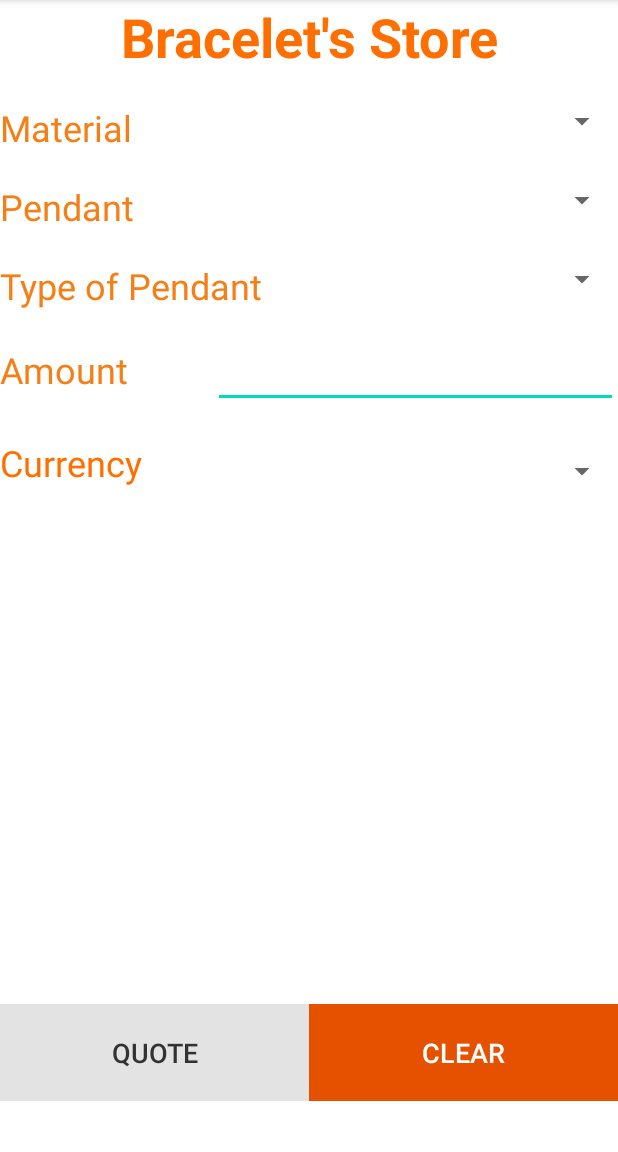
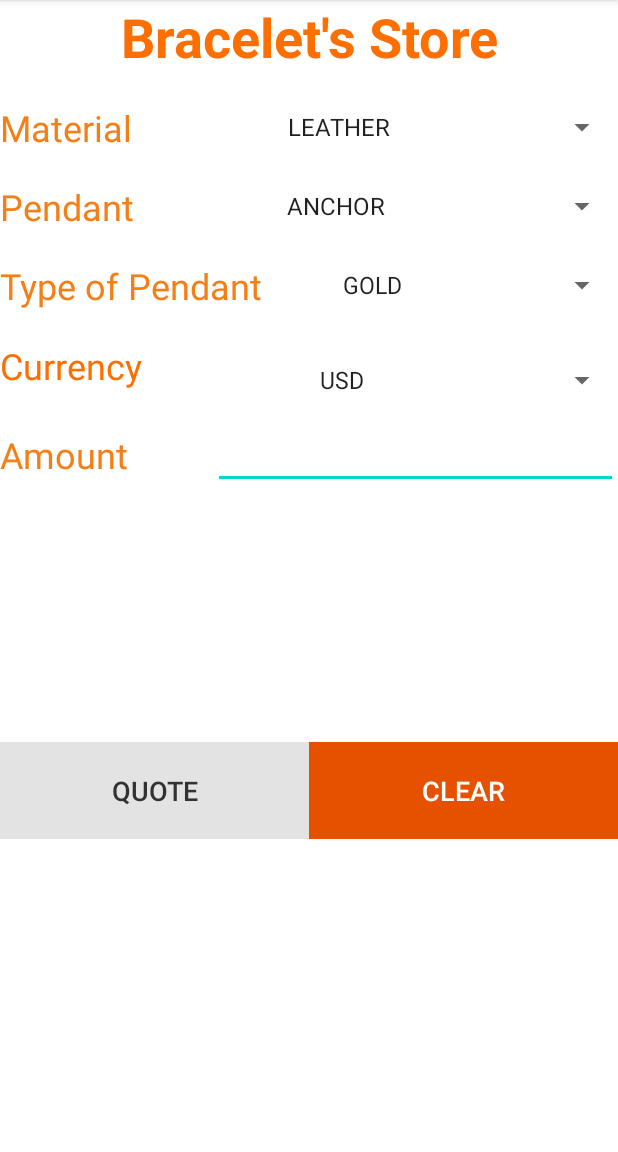
Before and after one commit to Jdrew92/TallerManillas, an Android app: the screen it shows after launch (MainActivity), on a phone screen of 412 x 824 dp, the part 84-1236 px from its top. Run offline under Robolectric (Android 15) with nearby library versions, the phone set to English and light mode, and no system bars.

Commit message:
Se editó la interfaz, se agregaron strings, y se inicializan los elementos del layout

```diff
--- a/app/src/main/java/com/example/tallermanillas/MainActivity.java
+++ b/app/src/main/java/com/example/tallermanillas/MainActivity.java
@@ -3,16 +3,46 @@ package com.example.tallermanillas;
 import androidx.appcompat.app.AppCompatActivity;
 
 import android.os.Bundle;
+import android.widget.ArrayAdapter;
 import android.widget.EditText;
+import android.widget.Spinner;
 
 import java.util.ArrayList;
 
 public class MainActivity extends AppCompatActivity {
+
+    private String mat[], pend[], type_pend[], cur[];
+    private String value, result;
+    private int conversion;
+    private EditText amount;
+    private Spinner materialOpts, pendantOpts, type_pendantOpts, currencyOpts;
+    private ArrayAdapter<String> adpMaterial, adpPendant, adpType_pendant, adpCurrency;
 
     @Override
     protected void onCreate(Bundle savedInstanceState) {
         super.onCreate(savedInstanceState);
         setContentView(R.layout.activity_main);
 
+        amount = findViewById(R.id.txtAmount);
+        materialOpts = findViewById(R.id.cmbMaterial);
+        pendantOpts = findViewById(R.id.cmbPendant);
+        type_pendantOpts = findViewById(R.id.cmbTypeP);
+        currencyOpts = findViewById(R.id.cmbCurrency);
+
+        mat = getResources().getStringArray(R.array.mat_opts);
+        pend = getResources().getStringArray(R.array.pend_opts);
+        type_pend = getResources().getStringArray(R.array.type_pend_opts);
+        cur = getResources().getStringArray(R.array.cur_opts);
+
+        adpMaterial = new ArrayAdapter<>(this, android.R.layout.simple_spinner_item, mat);
+        adpPendant = new ArrayAdapter<>(this, android.R.layout.simple_spinner_item, pend);
+        adpType_pendant = new ArrayAdapter<>(this, android.R.layout.simple_spinner_item, type_pend);
+        adpCurrency = new ArrayAdapter<>(this, android.R.layout.simple_spinner_item, cur);
+
+        materialOpts.setAdapter(adpMaterial);
+        pendantOpts.setAdapter(adpPendant);
+        type_pendantOpts.setAdapter(adpType_pendant);
+        currencyOpts.setAdapter(adpCurrency);
+
     }
 }
--- a/app/src/main/res/layout/activity_main.xml
+++ b/app/src/main/res/layout/activity_main.xml
@@ -28,6 +28,7 @@
             android:id="@+id/lblMaterial"
             android:layout_width="wrap_content"
             android:layout_height="wrap_content"
+            android:layout_gravity="center"
             android:layout_weight="1"
             android:text="@string/lbl_material"
             android:textAlignment="textStart"
@@ -38,6 +39,7 @@
             android:id="@+id/cmbMaterial"
             android:layout_width="wrap_content"
             android:layout_height="wrap_content"
+            android:layout_gravity="center"
             android:layout_weight="1" />
     </LinearLayout>
 
@@ -51,6 +53,7 @@
             android:id="@+id/lblJewel"
             android:layout_width="wrap_content"
             android:layout_height="wrap_content"
+            android:layout_gravity="center"
             android:layout_weight="1"
             android:text="@string/lbl_pendant"
             android:textAlignment="textStart"
@@ -58,9 +61,10 @@
             android:textSize="24sp" />
 
         <Spinner
-            android:id="@+id/cmbJewel"
+            android:id="@+id/cmbPendant"
             android:layout_width="wrap_content"
             android:layout_height="wrap_content"
+            android:layout_gravity="center"
             android:layout_weight="1" />
     </LinearLayout>
 
@@ -74,6 +78,7 @@
             android:id="@+id/lblTypeP"
             android:layout_width="wrap_content"
             android:layout_height="wrap_content"
+            android:layout_gravity="center"
             android:layout_weight="1"
             android:text="@string/lbl_type_pendant"
             android:textAlignment="textStart"
@@ -84,8 +89,35 @@
             android:id="@+id/cmbTypeP"
             android:layout_width="wrap_content"
             android:layout_height="wrap_content"
+            android:layout_gravity="center"
             android:layout_weight="1" />
 
+    </LinearLayout>
+
+    <LinearLayout
+        android:layout_width="match_parent"
+        android:layout_height="wrap_content"
+        android:layout_gravity="center"
+        android:layout_marginTop="20sp"
+        android:orientation="horizontal">
+
+        <TextView
+            android:id="@+id/lblCurrency"
+            android:layout_width="wrap_content"
+            android:layout_height="wrap_content"
+            android:layout_gravity="center"
+            android:layout_weight="1"
+            android:text="@string/lbl_currency"
+            android:textColor="#FF6F00"
+            android:textSize="24sp" />
+
+        <Spinner
+            android:id="@+id/cmbCurrency"
+            android:layout_width="wrap_content"
+            android:layout_height="wrap_content"
+            android:layout_gravity="center"
+            android:layout_marginTop="10sp"
+            android:layout_weight="1" />
     </LinearLayout>
 
     <LinearLayout
@@ -98,6 +130,7 @@
             android:id="@+id/lblAmount"
             android:layout_width="wrap_content"
             android:layout_height="wrap_content"
+            android:layout_gravity="center"
             android:layout_weight="1"
             android:text="@string/lbl_amount"
             android:textAlignment="textStart"
@@ -114,35 +147,12 @@
 
     </LinearLayout>
 
-    <LinearLayout
-        android:layout_width="match_parent"
-        android:layout_height="wrap_content"
-        android:layout_marginTop="20sp"
-        android:orientation="horizontal">
-
-        <TextView
-            android:id="@+id/lblCurrency"
-            android:layout_width="wrap_content"
-            android:layout_height="wrap_content"
-            android:layout_weight="1"
-            android:text="@string/lbl_currency"
-            android:textColor="#FF6F00"
-            android:textSize="24sp" />
-
-        <Spinner
-            android:id="@+id/cmbCurrency"
-            android:layout_width="wrap_content"
-            android:layout_height="wrap_content"
-            android:layout_marginTop="10sp"
-            android:layout_weight="1" />
-    </LinearLayout>
-
     <TextView
         android:id="@+id/lblResult"
         android:layout_width="match_parent"
         android:layout_height="wrap_content"
-        android:layout_marginTop="137sp"
-        android:layout_marginBottom="137sp"
+        android:layout_marginTop="50sp"
+        android:layout_marginBottom="50sp"
         android:paddingTop="10sp"
         android:paddingBottom="10sp"
         android:textColor="#A34C32"
--- a/app/src/main/res/values/strings.xml
+++ b/app/src/main/res/values/strings.xml
@@ -8,4 +8,39 @@
     <string name="btn_quote">Quote</string>
     <string name="btn_clear">Clear</string>
     <string name="lbl_currency">Currency</string>
+
+    <string name="leather">LEATHER</string>
+    <string name="rope">ROPE</string>
+    <string name="hammer">HAMMER</string>
+    <string name="anchor">ANCHOR</string>
+    <string name="gold">GOLD</string>
+    <string name="pink_gold">PINK GOLD</string>
+    <string name="nickel">NICKEL</string>
+    <string name="silver">SILVER</string>
+
+
+    <string name="usd">USD</string>
+    <string name="cop">COP</string>
+
+    <string-array name="mat_opts">
+        <item>@string/leather</item>
+        <item>@string/rope</item>
+    </string-array>
+
+    <string-array name="pend_opts">
+        <item>@string/anchor</item>
+        <item>@string/hammer</item>
+    </string-array>
+
+    <string-array name="type_pend_opts">
+        <item>@string/gold</item>
+        <item>@string/nickel</item>
+        <item>@string/pink_gold</item>
+        <item>@string/silver</item>
+    </string-array>
+
+    <string-array name="cur_opts">
+        <item>@string/usd</item>
+        <item>@string/cop</item>
+    </string-array>
 </resources>
```
Also changed, not shown: 1 other file.
